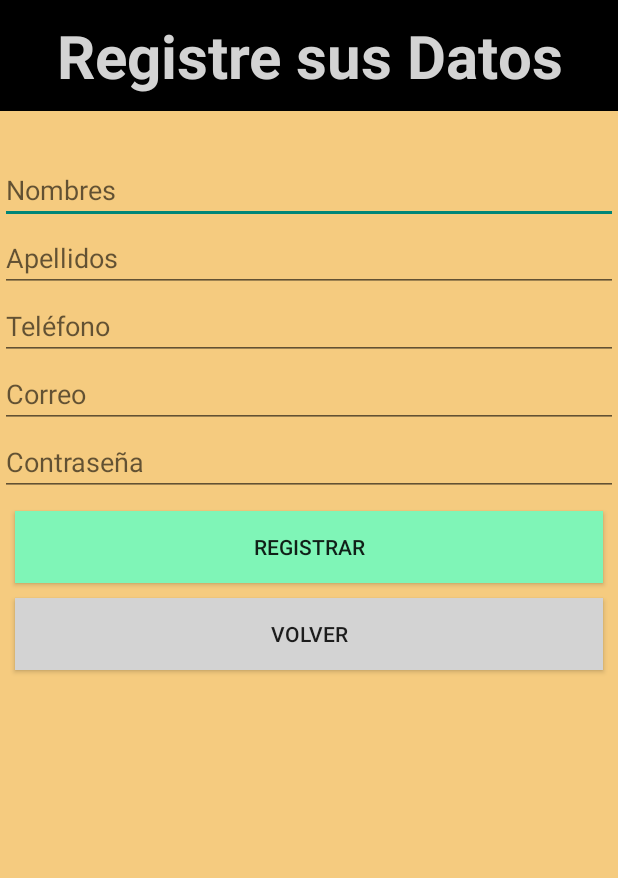
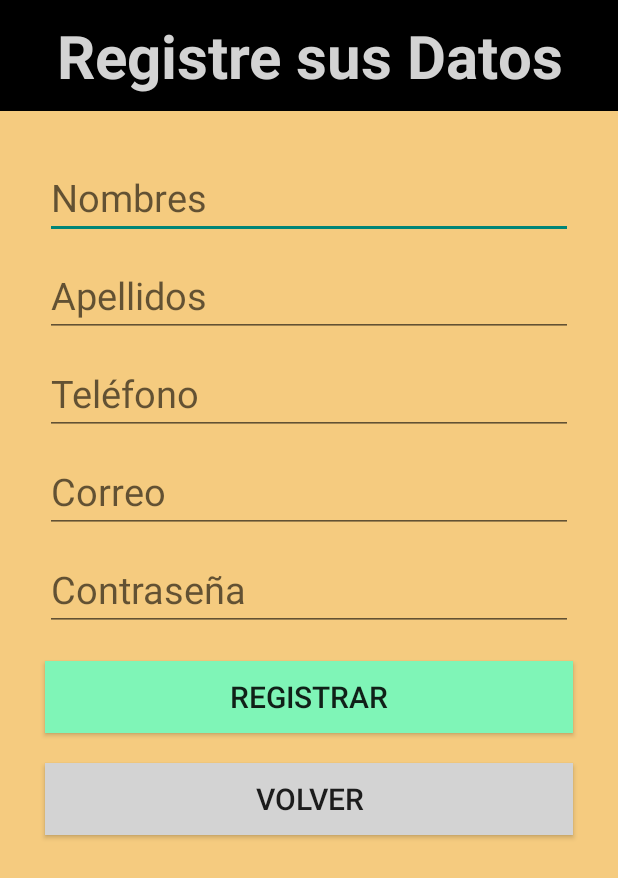
Before and after one commit to cess1/ProyectoMobil, an Android app: the screen it shows after launch (RegistrarActivity), after a tap on "REGISTRAR", on a phone screen of 412 x 824 dp. Shown: the top 878 px of the screen. Run offline under Robolectric (Android 15) with nearby library versions, the phone set to English and light mode, and no system bars.

Commit message:
diseños finales

```diff
--- a/app/src/main/java/com/example/proyectomobil/MappkiiREST/Comentarios.kt
+++ b/app/src/main/java/com/example/proyectomobil/MappkiiREST/Comentarios.kt
@@ -6,6 +6,7 @@ import android.os.Bundle
 import android.widget.Button
 import android.widget.EditText
 import android.widget.Toast
+import com.example.proyectomobil.InicioActivity
 import com.example.proyectomobil.MainActivity
 import com.example.proyectomobil.R
 import com.example.proyectomobil.SQLite.BDHelper
@@ -32,7 +33,7 @@ class Comentarios : AppCompatActivity() {
         // Asignar un evento clic al botón de regresar
         btnRegresarComentarios.setOnClickListener {
             // Llamar a la actividad MainActivity
-            val intent = Intent(this, MainActivity::class.java)
+            val intent = Intent(this, InicioActivity::class.java)
             startActivity(intent)
         }
 
--- a/app/src/main/java/com/example/proyectomobil/PagarActivity.kt
+++ b/app/src/main/java/com/example/proyectomobil/PagarActivity.kt
@@ -22,7 +22,7 @@ class PagarActivity : AppCompatActivity() {
             val mensaje = "Su pedido llegará en $tiempoEntrega minutos."
 
 
-            Toast.makeText(this, mensaje, Toast.LENGTH_SHORT).show()
+            Toast.makeText(this, mensaje, Toast.LENGTH_LONG).show()
 
             val intent = Intent(this, InicioActivity::class.java)
             startActivity(intent)
--- a/app/src/main/java/com/example/proyectomobil/PrincipalActivity.kt
+++ b/app/src/main/java/com/example/proyectomobil/PrincipalActivity.kt
@@ -60,7 +60,7 @@ class PrincipalActivity : AppCompatActivity() {
         mensajeModal.text = mensaje
 
         btnSalir.setOnClickListener {
-            finish()
+            finishAffinity()
         }
 
         btnCancelar.setOnClickListener {
--- a/app/src/main/res/layout/activity_registrar.xml
+++ b/app/src/main/res/layout/activity_registrar.xml
@@ -27,7 +27,10 @@
         android:layout_height="wrap_content"
         android:ems="10"
         android:inputType="text"
-        android:hint="@string/nombres" />
+        android:hint="@string/nombres"
+        android:layout_marginHorizontal="30dp"
+        android:textSize="25dp"
+        android:layout_marginBottom="10dp"/>
 
     <EditText
         android:id="@+id/txtApellidos"
@@ -35,7 +38,10 @@
         android:layout_height="wrap_content"
         android:ems="10"
         android:inputType="text"
-        android:hint="@string/apellidos" />
+        android:hint="@string/apellidos"
+        android:layout_marginHorizontal="30dp"
+        android:textSize="25dp"
+        android:layout_marginBottom="10dp"/>
 
     <EditText
         android:id="@+id/txtTelefono"
@@ -43,7 +49,10 @@
         android:layout_height="wrap_content"
         android:ems="10"
         android:inputType="text"
-        android:hint="@string/telefono" />
+        android:hint="@string/telefono"
+        android:layout_marginHorizontal="30dp"
+        android:textSize="25dp"
+        android:layout_marginBottom="10dp"/>
 
     <EditText
         android:id="@+id/txtCorreo"
@@ -51,31 +60,39 @@
         android:layout_height="wrap_content"
         android:ems="10"
         android:inputType="text"
-        android:hint="@string/correo" />
+        android:hint="@string/correo"
+        android:layout_marginHorizontal="30dp"
+        android:textSize="25dp"
+        android:layout_marginBottom="10dp"/>
 
     <EditText
         android:id="@+id/txtContraseña"
         android:layout_width="match_parent"
         android:layout_height="wrap_content"
         android:ems="10"
-        android:inputType="text"
-        android:hint="@string/password" />
+        android:inputType="textPassword"
+        android:hint="@string/password"
+        android:layout_marginHorizontal="30dp"
+        android:textSize="25dp"
+        android:layout_marginBottom="20dp"/>
 
     <Button
         android:id="@+id/btnGrabarUsuario"
         android:layout_width="match_parent"
         android:layout_height="wrap_content"
         android:background="@color/dos"
-        android:layout_margin="10dp"
-        android:text="@string/registrar" />
+        android:layout_marginHorizontal="30dp"
+        android:text="@string/registrar"
+        android:textSize="20dp"
+        android:layout_marginBottom="20dp"/>
 
     <Button
         android:id="@+id/btnVolver"
-        android:layout_marginRight="10dp"
-        android:layout_marginLeft="10dp"
+        android:layout_marginHorizontal="30dp"
         android:layout_width="match_parent"
         android:layout_height="wrap_content"
         android:background="@color/light_grey"
-        android:text="@string/volver" />
+        android:text="@string/volver"
+        android:textSize="20dp"/>
 
 </LinearLayout>
```
Also changed, not shown: app/src/main/java/com/example/proyectomobil/InicioActivity.kt (+7 -0 lines), app/src/main/res/layout/activity_acceder.xml (+21 -11 lines), app/src/main/res/layout/activity_comentarios.xml (+22 -6 lines), app/src/main/res/layout/activity_inicio.xml (+30 -11 lines), app/src/main/res/layout/activity_main.xml (+14 -2 lines), app/src/main/res/layout/activity_pagar.xml (+8 -3 lines), app/src/main/res/layout/activity_video_player.xml (+10 -6 lines), app/src/main/res/layout/exit_modal_dialog.xml (+9 -3 lines), app/src/main/res/layout/item_autores.xml (+8 -8 lines), app/src/main/res/layout/item_video.xml (+7 -7 lines), app/src/main/res/layout/items_productos.xml (+12 -12 lines).
